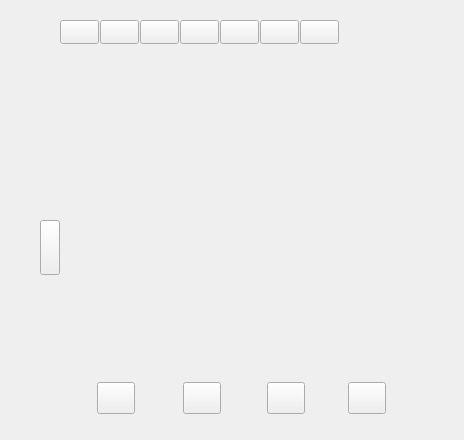
Before: the Qt Designer form project/widget2.ui in WaterStop/CNC, drawn with Qt 5.
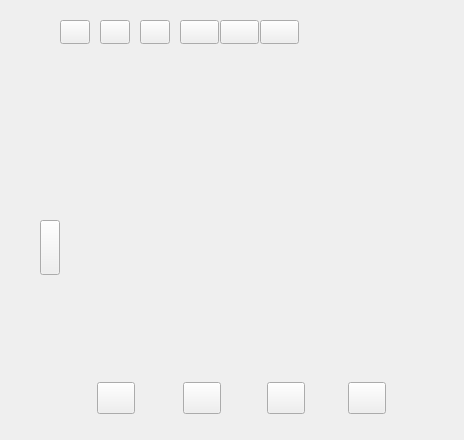
After: the same form once the commit is applied. Custom widgets are drawn as their Qt base class.

Diff of the .ui file:
```diff
--- a/project/widget2.ui
+++ b/project/widget2.ui
@@ -22,6 +22,9 @@
      <height>440</height>
     </rect>
    </property>
+   <property name="styleSheet">
+    <string notr="true"/>
+   </property>
    <property name="frameShape">
     <enum>QFrame::NoFrame</enum>
    </property>
@@ -115,7 +118,7 @@
      <rect>
       <x>140</x>
       <y>20</y>
-      <width>39</width>
+      <width>30</width>
       <height>24</height>
      </rect>
     </property>
@@ -205,7 +208,7 @@
      <rect>
       <x>100</x>
       <y>20</y>
-      <width>39</width>
+      <width>30</width>
       <height>24</height>
      </rect>
     </property>
@@ -292,7 +295,7 @@
      <rect>
       <x>60</x>
       <y>20</y>
-      <width>39</width>
+      <width>30</width>
       <height>24</height>
      </rect>
     </property>
@@ -421,40 +424,6 @@
      <string/>
     </property>
    </widget>
-   <widget class="QPushButton" name="t_but7">
-    <property name="geometry">
-     <rect>
-      <x>300</x>
-      <y>20</y>
-      <width>39</width>
-      <height>24</height>
-     </rect>
-    </property>
-    <property name="sizePolicy">
-     <sizepolicy hsizetype="Ignored" vsizetype="Ignored">
-      <horstretch>0</horstretch>
-      <verstretch>0</verstretch>
-     </sizepolicy>
-    </property>
-    <property name="minimumSize">
-     <size>
-      <width>30</width>
-      <height>19</height>
-     </size>
-    </property>
-    <property name="maximumSize">
-     <size>
-      <width>39</width>
-      <height>25</height>
-     </size>
-    </property>
-    <property name="focusPolicy">
-     <enum>Qt::NoFocus</enum>
-    </property>
-    <property name="text">
-     <string/>
-    </property>
-   </widget>
    <widget class="QLabel" name="knife_dir">
     <property name="geometry">
      <rect>
```
Left out of the diff: 1 changed line with no effect on the pictures.
